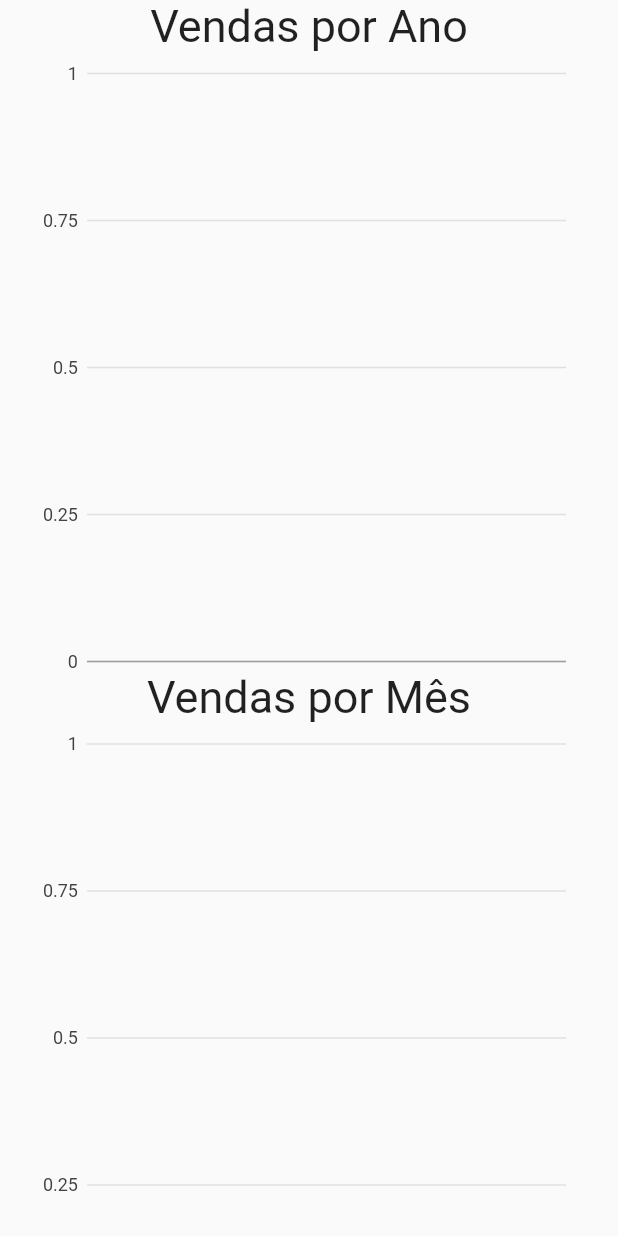
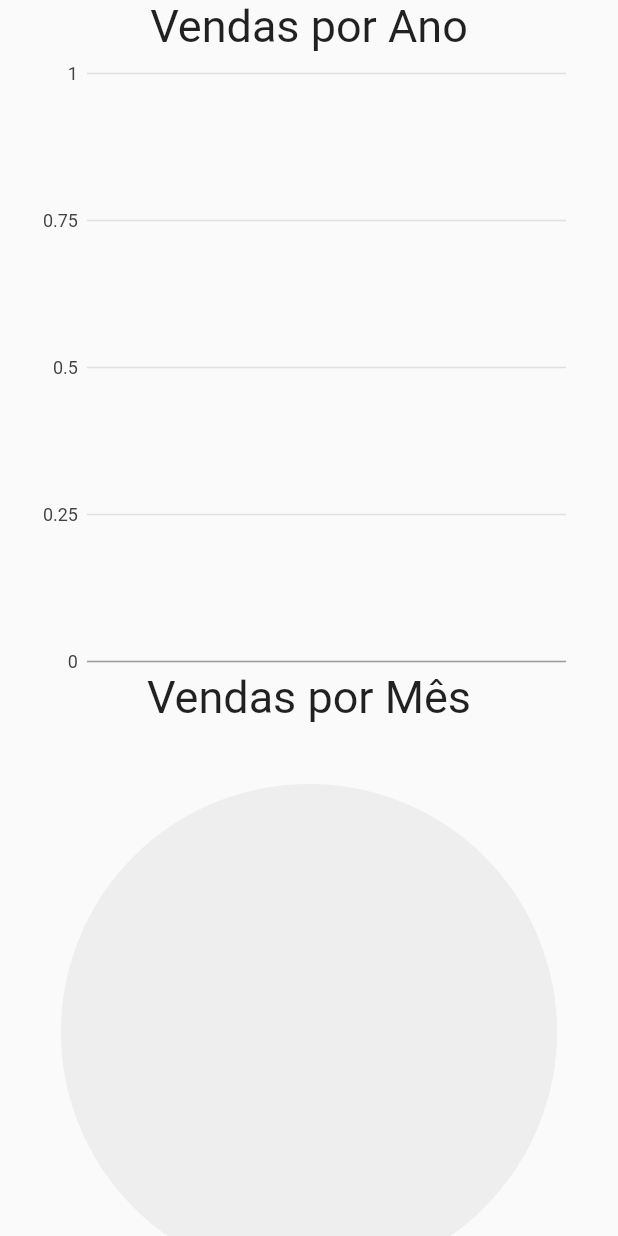
Before and after one commit to marceloarauj/DevMobile, a Flutter app: the RelatorioView screen opened directly with empty values, on a phone screen of 412 x 824 dp. Run offline on Flutter 3.47's test engine with Material 2 defaults, Android fonts, the phone set to English and light mode, and no system bars; our stand-ins replace camera, charts_flutter, flutter_masked_text, mask_text_input_formatter.

Commit message:
PieChart

```diff
--- a/lib/views/relatorio/relatorio.dart
+++ b/lib/views/relatorio/relatorio.dart
@@ -91,7 +91,8 @@ class _RelatorioView extends State<RelatorioView>{
         data: vendasAno,
         domainFn: (VendaAno series,_) => series.ano,
         measureFn: (VendaAno series,_)=>series.vendas,
-        colorFn: (VendaAno series,_)=> series.barColor
+        colorFn: (VendaAno series,_)=> series.barColor,
+
       )
     ];
 
@@ -101,7 +102,8 @@ class _RelatorioView extends State<RelatorioView>{
         data: vendasMes,
         domainFn: (VendaAno seriesMes,_) => seriesMes.mes,
         measureFn: (VendaAno seriesMes,_)=>seriesMes.vendas,
-        colorFn: (VendaAno seriesMes,_)=> seriesMes.barColor
+        colorFn: (VendaAno seriesMes,_)=> seriesMes.barColor,
+        labelAccessorFn: (VendaAno seriesMes,_)=> '${seriesMes.mes} : ${seriesMes.vendas}'
       )
     ];
     return Scaffold(
@@ -119,7 +121,7 @@ class _RelatorioView extends State<RelatorioView>{
               Container(
                 width: MediaQuery.of(context).size.width * 0.9,
                 height: MediaQuery.of(context).size.height * 0.5,
-                child: charts.BarChart(seriesMes,animate: true,),
+                child: charts.PieChart(seriesMes,animate: true,),
               ),
           ],
         )),
```
